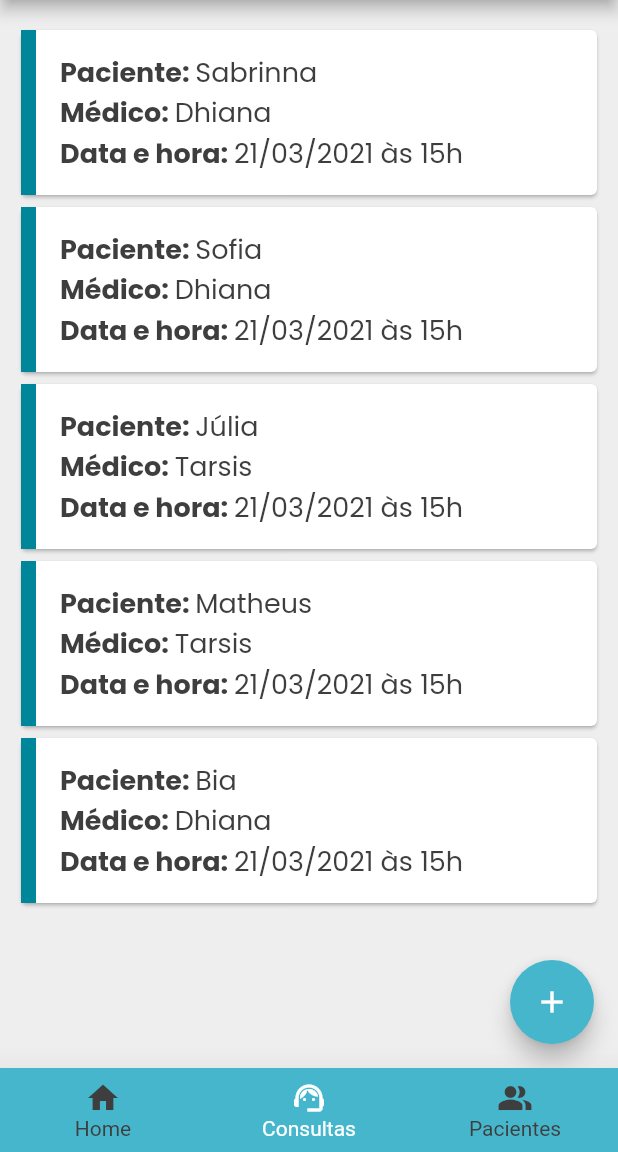
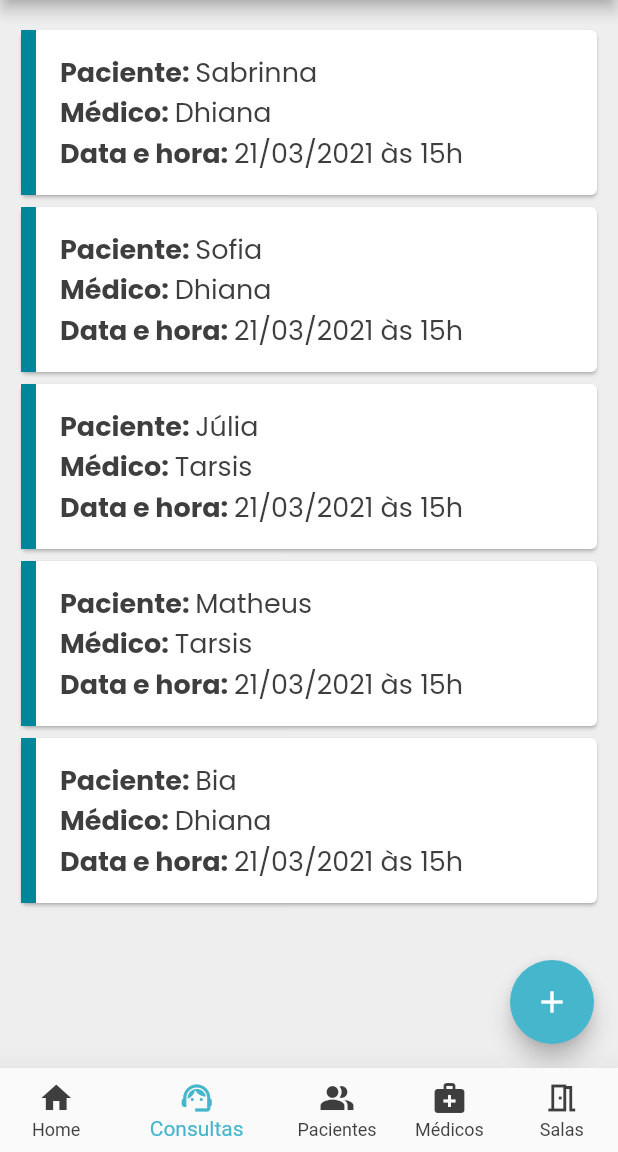
Before and after one commit to 27joseaquino/consulta-marcada, a Flutter app: the HomePage screen opened directly, on a phone screen of 412 x 824 dp, the part 84-1236 px from its top. Run offline on Flutter 3.47's test engine with Material 2 defaults, Android fonts, the phone set to English and light mode, and no system bars.

Commit message:
Add: item de medicos e salas na bottom navigator bar

```diff
--- a/lib/pages/home/home_page.dart
+++ b/lib/pages/home/home_page.dart
@@ -1,8 +1,9 @@
 import 'package:consulta_marcada/components/menu.dart';
+import 'package:consulta_marcada/pages/doctor/doctor_page.dart';
 import 'package:consulta_marcada/pages/home/home_buttons.dart';
 import 'package:consulta_marcada/pages/medical_consultation/list_page.dart';
 import 'package:consulta_marcada/pages/patient/patient_page.dart';
-import 'package:consulta_marcada/styles/my_colors.dart';
+import 'package:consulta_marcada/pages/room/room_page.dart';
 import 'package:flutter/material.dart';
 
 class HomePage extends StatefulWidget {
@@ -25,6 +26,8 @@ class _HomePageState extends State<HomePage> {
       HomeButtons(),
       ListPage(),
       PatientPage(),
+      DoctorPage(),
+      RoomPage(),
     ];
   }
 
@@ -33,22 +36,13 @@ class _HomePageState extends State<HomePage> {
     return Scaffold(
       drawer: Menu(),
       appBar: AppBar(
-        title: Text(
-          "Consulta Marcada",
-          style: TextStyle(fontSize: 20),
-        ),
+        title: Text("Consulta Marcada", style: TextStyle(fontSize: 20)),
         centerTitle: true,
         actions: [IconButton(onPressed: () {}, icon: Icon(Icons.logout))],
       ),
       body: _screenOptions.elementAt(selectedIndex),
       bottomNavigationBar: BottomNavigationBar(
-        showUnselectedLabels: true,
-        elevation: 20,
-        backgroundColor: MyColors.appColors["blue"],
-        selectedItemColor: Colors.white,
-        unselectedItemColor: MyColors.appColors["grey"],
         currentIndex: selectedIndex,
-        unselectedFontSize: 14,
         onTap: _onItemTapped,
         items: [
           BottomNavigationBarItem(
@@ -63,6 +57,14 @@ class _HomePageState extends State<HomePage> {
             icon: Icon(Icons.people_alt),
             label: "Pacientes",
           ),
+          BottomNavigationBarItem(
+            icon: Icon(Icons.medical_services),
+            label: "Médicos",
+          ),
+          BottomNavigationBarItem(
+            icon: Icon(Icons.meeting_room_outlined),
+            label: "Salas",
+          ),
         ],
       ),
     );
--- a/lib/styles/light_theme.dart
+++ b/lib/styles/light_theme.dart
@@ -20,4 +20,10 @@ ThemeData lightTheme = ThemeData(
       size: 14,
     ),
   ),
+  bottomNavigationBarTheme: BottomNavigationBarThemeData(
+    showUnselectedLabels: true,
+    elevation: 20,
+    selectedItemColor: MyColors.appColors["blue"],
+    unselectedItemColor: MyColors.appColors["grey"],
+  ),
 );
```
Also changed, not shown: lib/pages/doctor/doctor_page.dart (added, +21 -0 lines), lib/pages/room/room_page.dart (added, +21 -0 lines).
